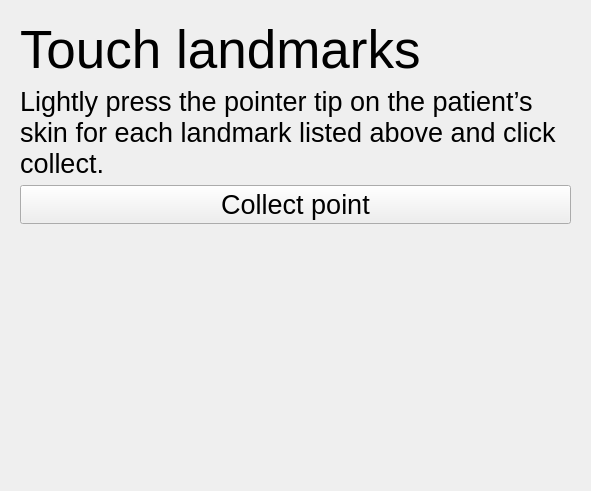
NousNav/SlicerOpenNav, file Registration/Resources/UI/Registration.ui: the form before one commit.
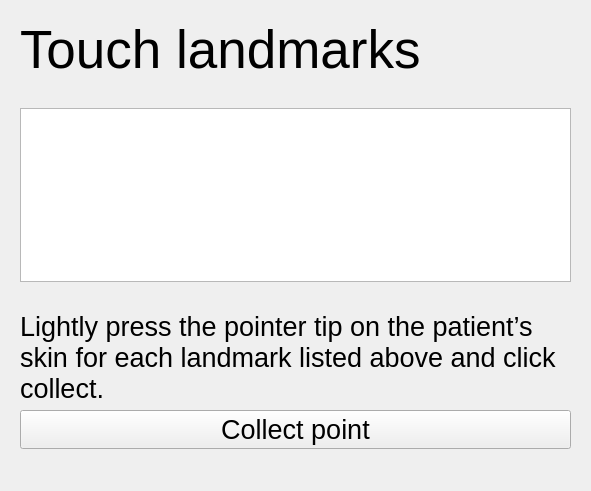
The form after the commit. The open tabs and pages were chosen to show the change. Custom widgets are drawn as their Qt base class.

Commit message: ENH: Update "Touch Landmarks" step moving landmark list to the left panel

What changed in the file:
```diff
--- a/Registration/Resources/UI/Registration.ui
+++ b/Registration/Resources/UI/Registration.ui
@@ -402,6 +402,72 @@
          </property>
         </widget>
        </item>
+       <item>
+        <spacer name="verticalSpacer">
+         <property name="orientation">
+          <enum>Qt::Vertical</enum>
+         </property>
+         <property name="sizeHint" stdset="0">
+          <size>
+           <width>20</width>
+           <height>40</height>
+          </size>
+         </property>
+        </spacer>
+       </item>
+       <item>
+        <widget class="QTableWidget" name="LandmarkTableWidget">
+         <property name="sizePolicy">
+          <sizepolicy hsizetype="Minimum" vsizetype="Expanding">
+           <horstretch>0</horstretch>
+           <verstretch>0</verstretch>
+          </sizepolicy>
+         </property>
+         <property name="lineWidth">
+          <number>0</number>
+         </property>
+         <attribute name="horizontalHeaderVisible">
+          <bool>false</bool>
+         </attribute>
+         <attribute name="horizontalHeaderMinimumSectionSize">
+          <number>32</number>
+         </attribute>
+         <attribute name="horizontalHeaderStretchLastSection">
+          <bool>true</bool>
+         </attribute>
+         <attribute name="verticalHeaderVisible">
+          <bool>false</bool>
+         </attribute>
+         <column>
+          <property name="text">
+           <string>StatusLabel</string>
+          </property>
+         </column>
+         <column>
+          <property name="text">
+           <string>Name</string>
+          </property>
+         </column>
+         <column>
+          <property name="text">
+           <string>Button</string>
+          </property>
+         </column>
+        </widget>
+       </item>
+       <item>
+        <spacer name="verticalSpacer_2">
+         <property name="orientation">
+          <enum>Qt::Vertical</enum>
+         </property>
+         <property name="sizeHint" stdset="0">
+          <size>
+           <width>20</width>
+           <height>40</height>
+          </size>
+         </property>
+        </spacer>
+       </item>
        <item>
         <widget class="QLabel" name="label_12">
          <property name="font">
```
The commit also changes 4 other files.
